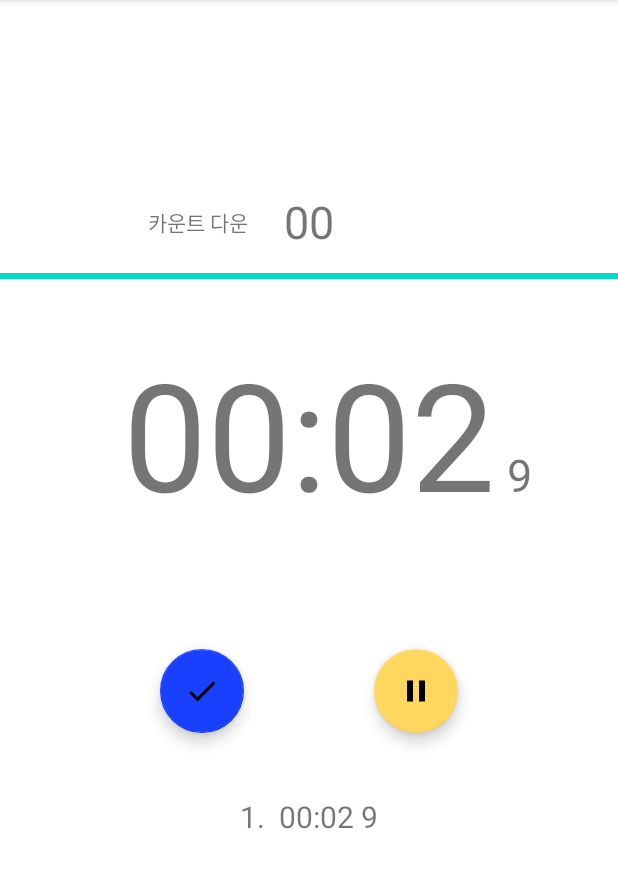
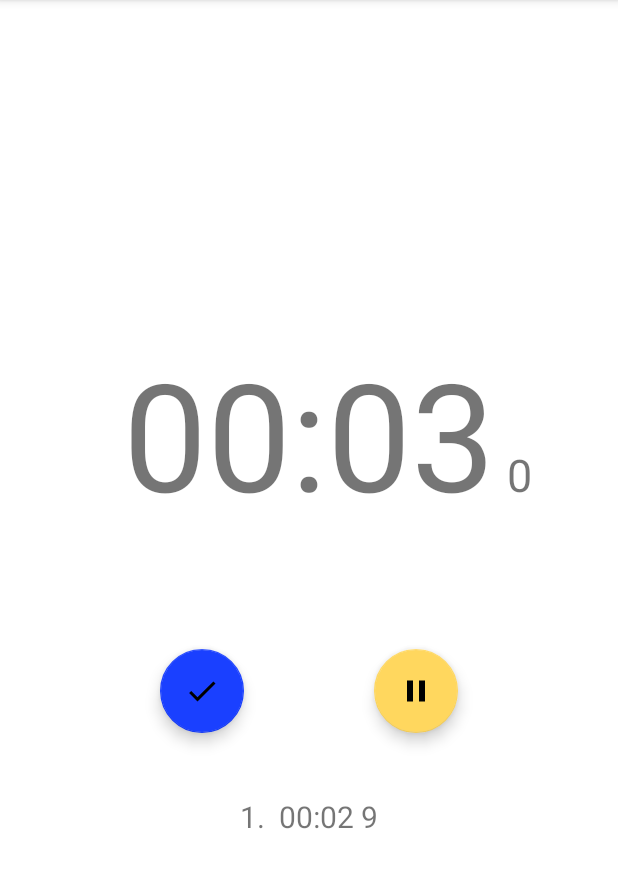
Before and after one commit to KwakEuiJin/StopWatch, an Android app: the screen it shows after launch (MainActivity), after a tap on an icon or button, on a phone screen of 412 x 824 dp, the part 84-972 px from its top. Run offline under Robolectric (Android 15) with nearby library versions, the phone set to English and light mode, and no system bars; our stand-ins replace data binding; 2 other taps on this screen came first.

Commit message:
ToneGenerate 추가

```diff
--- a/app/src/main/java/com/kej/stopwatch/MainActivity.kt
+++ b/app/src/main/java/com/kej/stopwatch/MainActivity.kt
@@ -2,8 +2,11 @@ package com.kej.stopwatch
 
 import android.annotation.SuppressLint
 import android.content.res.ColorStateList
+import android.media.AudioManager
+import android.media.ToneGenerator
 import android.os.Bundle
 import android.view.Gravity
+import android.view.View
 import android.widget.TextView
 import androidx.appcompat.app.AlertDialog
 import androidx.appcompat.app.AppCompatActivity
@@ -108,6 +111,7 @@ class MainActivity : AppCompatActivity() {
                 currentDeciSecond += 1
                 val (tick, timeText) = getTimeText()
                 runOnUiThread {
+                    binding.group.visibility = View.GONE
                     binding.mainSecondTextView.text = timeText
                     binding.tickTextView.text = tick.toString()
                 }
@@ -119,6 +123,15 @@ class MainActivity : AppCompatActivity() {
                     binding.countDownTextView.text = String.format("%02d", second)
                     binding.countDownProgressBar.progress = progress.toInt()
                 }
+            }
+
+            if (currentDeciSecond == 0 && countDownDeciSecond < 31 && countDownDeciSecond % 10 == 0) {
+                val toneType = if (countDownDeciSecond == 0) {
+                    ToneGenerator.TONE_CDMA_HIGH_L
+                } else {
+                    ToneGenerator.TONE_CDMA_ANSWER
+                }
+                ToneGenerator(AudioManager.STREAM_ALARM, ToneGenerator.MAX_VOLUME).startTone(toneType, 100)
             }
 
         }
@@ -144,11 +157,17 @@ class MainActivity : AppCompatActivity() {
         currentDeciSecond = 0
         binding.mainSecondTextView.text = "00:00"
         binding.tickTextView.text = "0"
+        binding.group.visibility = View.VISIBLE
+        binding.containerLayout.removeAllViews()
     }
 
 
     @SuppressLint("SetTextI18n")
     private fun lap() {
+        if (!isActive) {
+            return
+        }
+
         binding.containerLayout.apply {
             TextView(this@MainActivity).apply {
                 gravity = Gravity.CENTER
--- a/app/src/main/res/layout/activity_main.xml
+++ b/app/src/main/res/layout/activity_main.xml
@@ -117,9 +117,14 @@
                 android:layout_width="match_parent"
                 android:layout_height="wrap_content"
                 android:orientation="vertical" />
-
         </ScrollView>
 
 
+        <androidx.constraintlayout.widget.Group
+            android:id="@+id/group"
+            android:layout_width="wrap_content"
+            android:layout_height="wrap_content"
+            app:constraint_referenced_ids="countDownChoTextView,countDownProgressBar,countDownTitleTextView, countDownTextView" />
+
     </androidx.constraintlayout.widget.ConstraintLayout>
 </layout>
```
